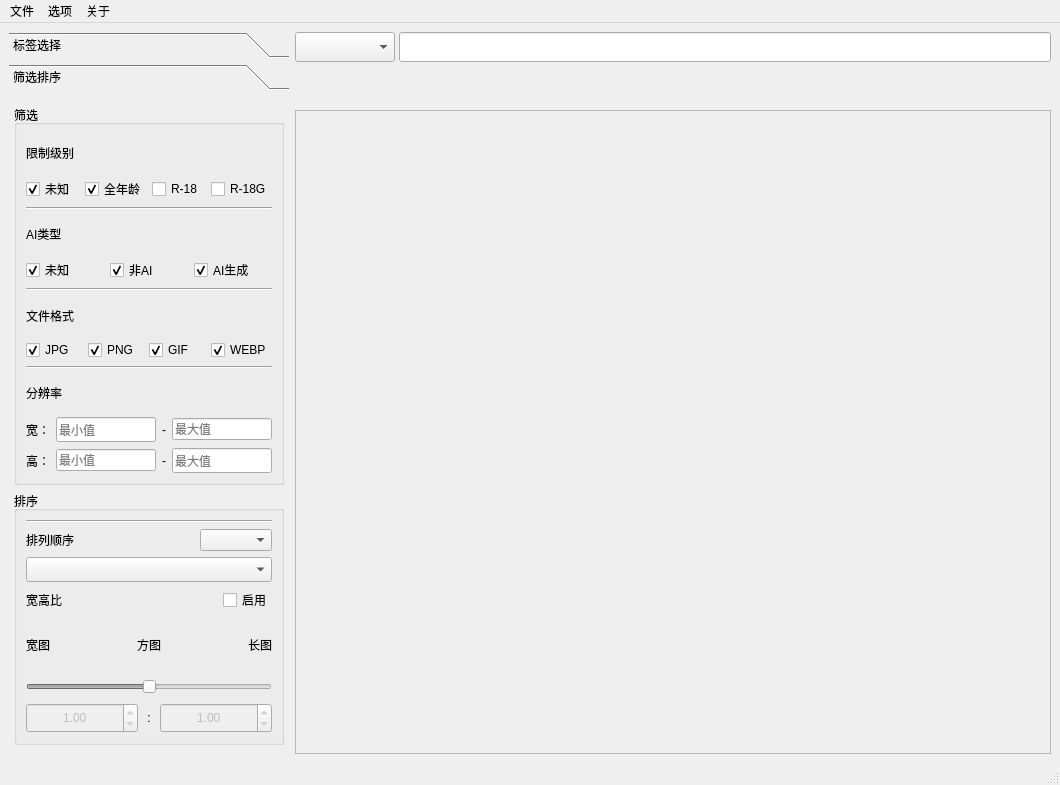
First picture: the form in src/ui/main_window.ui, repository R4nd5tr/waifu_gallery, before the edit.
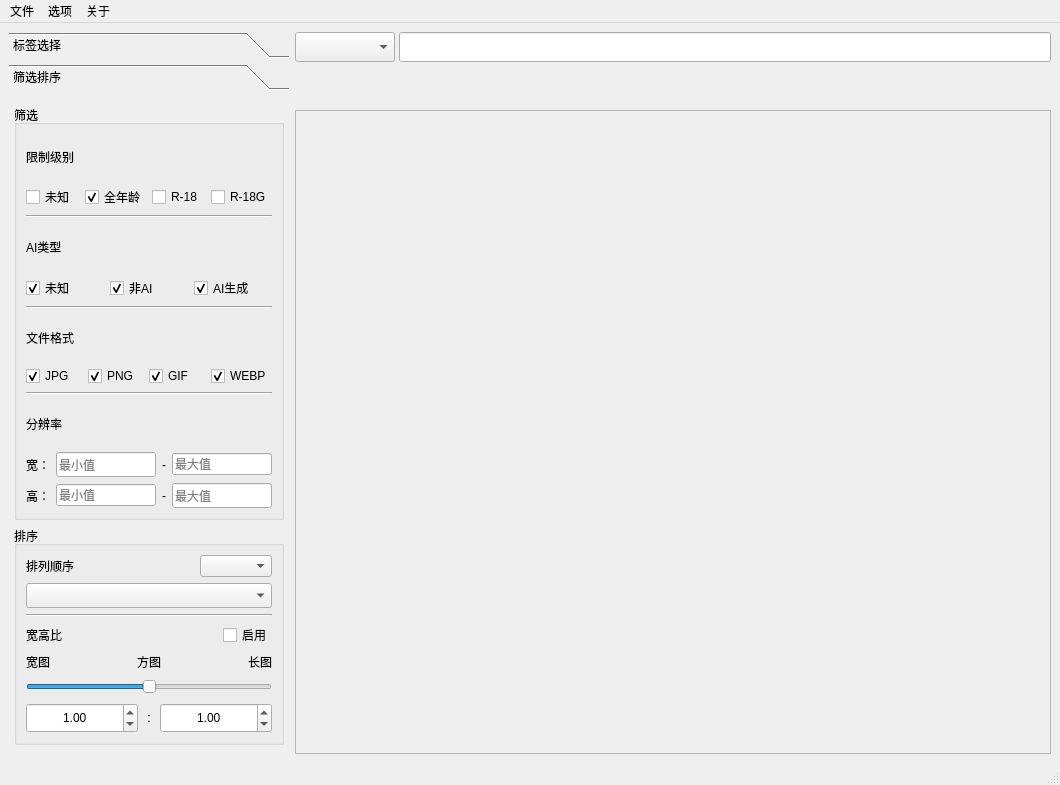
Second picture: the form after the edit. The open tabs and pages were chosen to show the change. Icons and pictures are not drawn.

```diff
--- a/src/ui/main_window.ui
+++ b/src/ui/main_window.ui
@@ -191,14 +191,14 @@
         <rect>
          <x>0</x>
          <y>0</y>
-         <width>278</width>
-         <height>561</height>
+         <width>280</width>
+         <height>654</height>
         </rect>
        </property>
        <attribute name="label">
         <string>筛选排序</string>
        </attribute>
-       <layout class="QVBoxLayout" name="verticalLayout_5" stretch="3,2">
+       <layout class="QVBoxLayout" name="verticalLayout_5" stretch="3,0">
         <property name="leftMargin">
          <number>5</number>
         </property>
@@ -243,7 +243,7 @@
                 <string>未知</string>
                </property>
                <property name="checked">
-                <bool>true</bool>
+                <bool>false</bool>
                </property>
               </widget>
              </item>
@@ -535,13 +535,6 @@
            <string>排序</string>
           </property>
           <layout class="QVBoxLayout" name="verticalLayout_7">
-           <item>
-            <widget class="Line" name="line_2">
-             <property name="orientation">
-              <enum>Qt::Orientation::Horizontal</enum>
-             </property>
-            </widget>
-           </item>
            <item>
             <layout class="QHBoxLayout" name="horizontalLayout_12">
              <item>
@@ -585,6 +578,13 @@
              </property>
             </widget>
            </item>
+           <item>
+            <widget class="Line" name="line_2">
+             <property name="orientation">
+              <enum>Qt::Orientation::Horizontal</enum>
+             </property>
+            </widget>
+           </item>
            <item>
             <layout class="QHBoxLayout" name="horizontalLayout_11">
              <item>
@@ -670,7 +670,7 @@
              <item>
               <widget class="QSlider" name="ratioSlider">
                <property name="enabled">
-                <bool>false</bool>
+                <bool>true</bool>
                </property>
                <property name="minimumSize">
                 <size>
@@ -725,7 +725,7 @@
              <item>
               <widget class="QDoubleSpinBox" name="widthRatioSpinBox">
                <property name="enabled">
-                <bool>false</bool>
+                <bool>true</bool>
                </property>
                <property name="minimumSize">
                 <size>
@@ -775,7 +775,7 @@
              <item>
               <widget class="QDoubleSpinBox" name="heightRatioSpinBox">
                <property name="enabled">
-                <bool>false</bool>
+                <bool>true</bool>
                </property>
                <property name="minimumSize">
                 <size>
```
Left out of the diff: 15 changed lines with no effect on the pictures.
